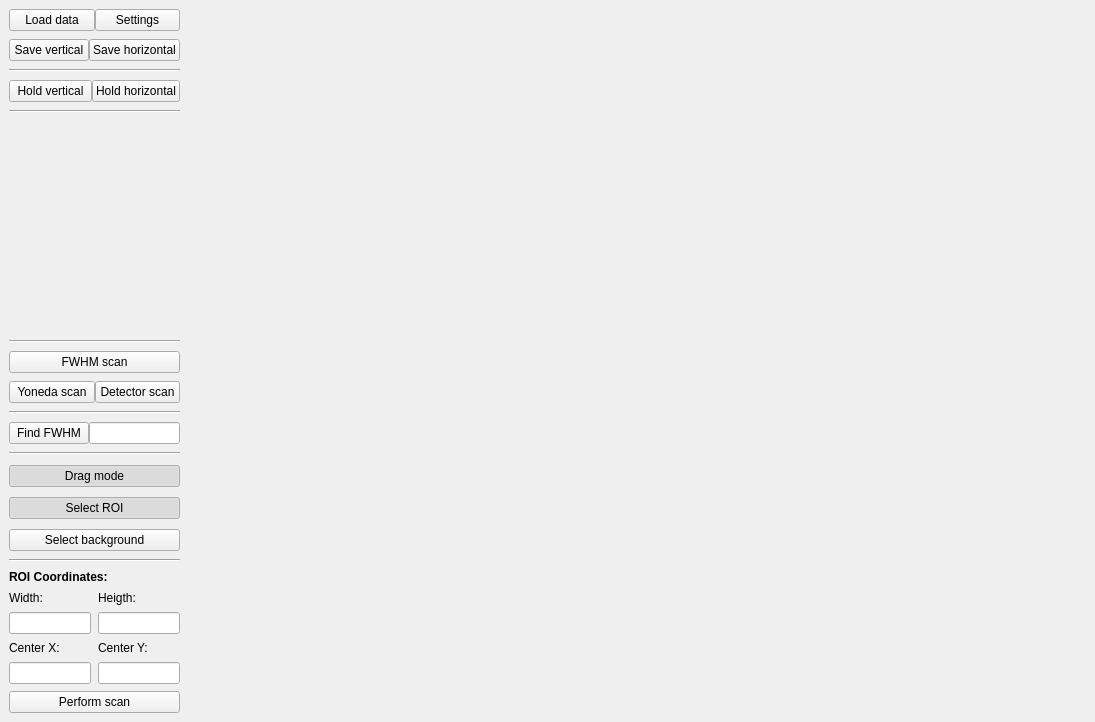
Old version of the form form.ui in the repository sstendahl/GIScan.
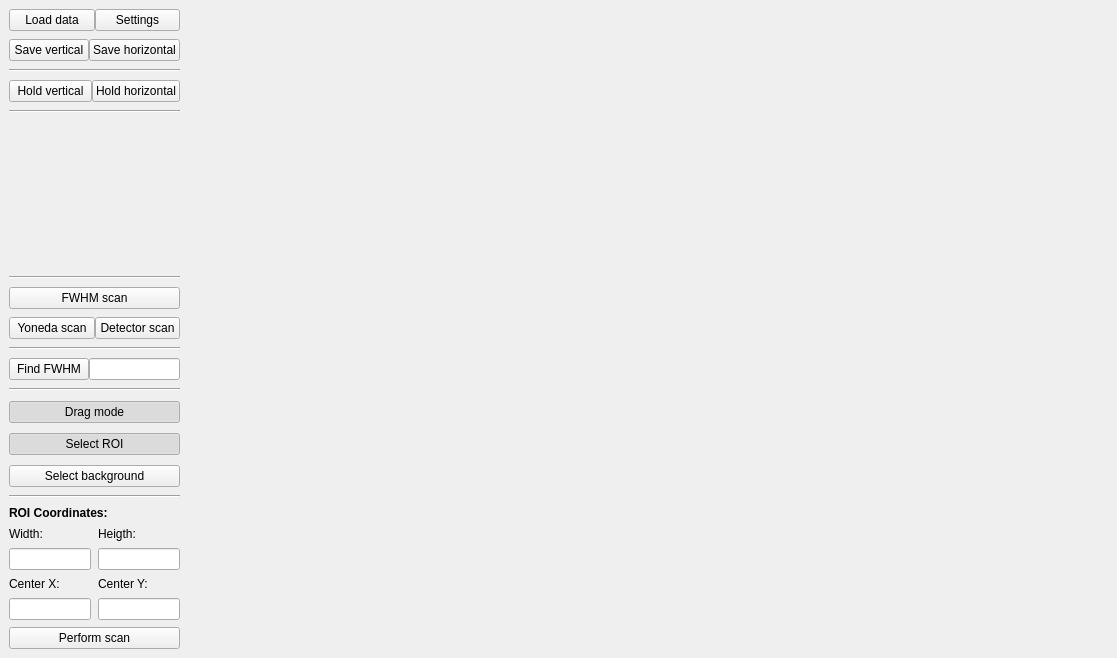
New version of the form.

Diff of the .ui file:
```diff
--- a/form.ui
+++ b/form.ui
@@ -6,8 +6,8 @@
    <rect>
     <x>0</x>
     <y>0</y>
-    <width>1095</width>
-    <height>722</height>
+    <width>1117</width>
+    <height>658</height>
    </rect>
   </property>
   <property name="windowTitle">
@@ -493,7 +493,7 @@
      </layout>
     </item>
     <item>
-     <layout class="QGridLayout" name="data">
+     <layout class="QGridLayout" name="data" columnstretch="5,4">
       <item row="0" column="0">
        <layout class="QVBoxLayout" name="maplayout"/>
       </item>
```
